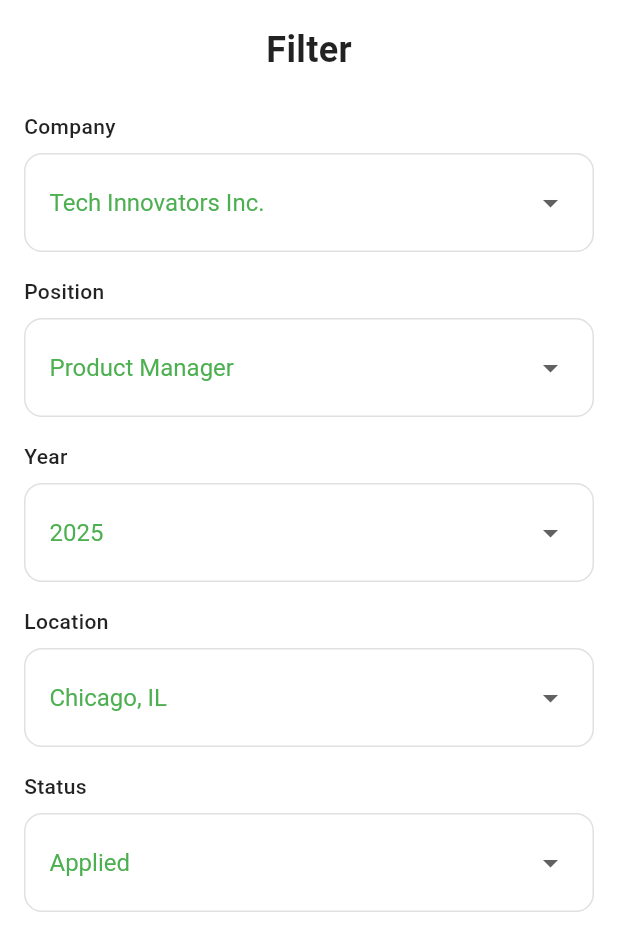
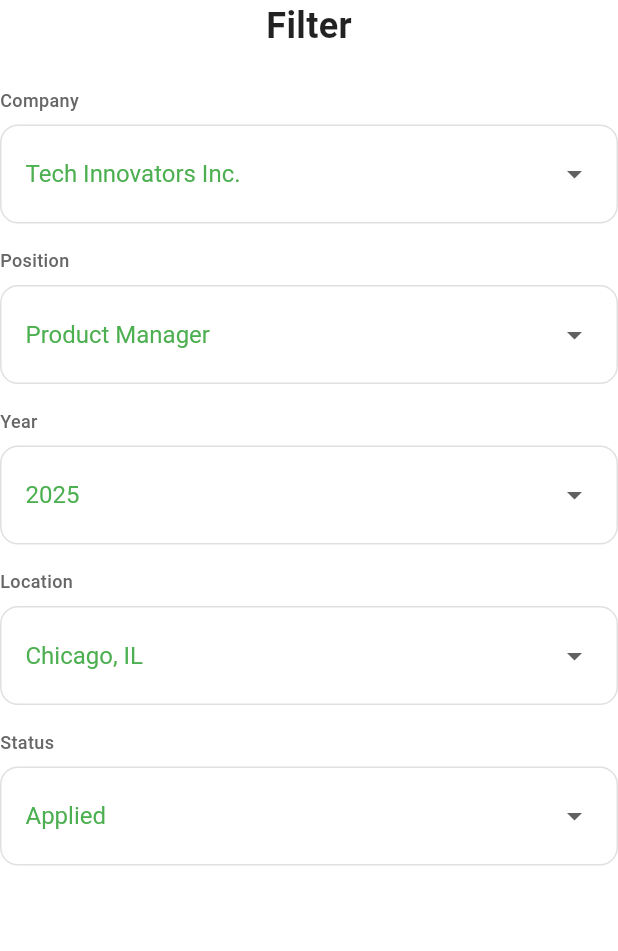
Before and after one commit to devsazidul/inprep.ai, a Flutter app: the FilterScreen widget shown alone on an empty page, opened directly, on a phone screen of 412 x 824 dp. Shown: the top 951 px of the screen. Run offline on Flutter 3.47's test engine with Material 3 defaults, Android fonts, the phone set to English and light mode, and no system bars; our stand-ins replace camera, device_info_plus, flutter_otp_text_field, flutter_screenutil, get, google_fonts and 5 more; missing offline and left inert: country_pickers, flutter_stripe; accounts and stored records are empty.

Commit message:
Refactor job and filter screens: - Removed old filtered_screen.dart and interview_screen.dart files. - Consolidated filter functionality into new filter_screen.dart and new_filter_screen.dart. - Created job_details_controller.dart and job_controller.dart for better state management. - Updated home_screen.dart to navigate to MyJobsScreen instead of ViewJobScreen. - Implemented MyJobsScreen with search and filter capabilities. - Enhanced UI components for better user experience.

```diff
--- /dev/null
+++ b/lib/core/controllers/filter_controller.dart
@@ -0,0 +1,15 @@
+import 'package:get/get.dart';
+
+class FilterController extends GetxController {
+  final companies = ['Tech Innovators Inc.', 'Dev Solutions', 'Creative Coders'].obs;
+  final positions = ['Product Manager', 'Software Engineer', 'UI/UX Designer'].obs;
+  final years = ['2023', '2024', '2025'].obs;
+  final locations = ['New York, NY', 'Chicago, IL', 'San Francisco, CA'].obs;
+  final statuses = ['Applied', 'Interviewing', 'Hired'].obs;
+
+  var selectedCompany = 'Tech Innovators Inc.'.obs;
+  var selectedPosition = 'Product Manager'.obs;
+  var selectedYear = '2025'.obs;
+  var selectedLocation = 'Chicago, IL'.obs;
+  var selectedStatus = 'Applied'.obs;
+}
--- a/lib/features/filtered_screen.dart
+++ /dev/null
@@ -1,106 +0,0 @@
-import 'package:flutter/material.dart';
-import 'package:get/get.dart';
-
-void main() {
-  runApp(const MyApp());
-}
-
-class MyApp extends StatelessWidget {
-  const MyApp({super.key});
-
-  @override
-  Widget build(BuildContext context) {
-    return GetMaterialApp(
-      title: 'Filter UI',
-      home: FilterScreen(),
-    );
-  }
-}
-
-class FilterController extends GetxController {
-  final companies = ['Tech Innovators Inc.', 'Dev Solutions', 'Creative Coders'].obs;
-  final positions = ['Product Manager', 'Software Engineer', 'UI/UX Designer'].obs;
-  final years = ['2023', '2024', '2025'].obs;
-  final locations = ['New York, NY', 'Chicago, IL', 'San Francisco, CA'].obs;
-  final statuses = ['Applied', 'Interviewing', 'Hired'].obs;
-
-  var selectedCompany = 'Tech Innovators Inc.'.obs;
-  var selectedPosition = 'Product Manager'.obs;
-  var selectedYear = '2025'.obs;
-  var selectedLocation = 'Chicago, IL'.obs;
-  var selectedStatus = 'Applied'.obs;
-}
-
-class FilterScreen extends StatelessWidget {
-  final controller = Get.put(FilterController());
-
-  FilterScreen({super.key});
-
-  @override
-  Widget build(BuildContext context) {
-    return Scaffold(
-      backgroundColor: Colors.white,
-      body: SafeArea(
-        child: Padding(
-          padding: const EdgeInsets.all(16.0),
-          child: Column(
-            crossAxisAlignment: CrossAxisAlignment.start,
-            children: [
-              const Center(
-                child: Text(
-                  'Filter',
-                  style: TextStyle(fontSize: 24, fontWeight: FontWeight.bold),
-                ),
-              ),
-              const SizedBox(height: 24),
-              buildDropdown('Company', controller.companies, controller.selectedCompany),
-              buildDropdown('Position', controller.positions, controller.selectedPosition),
-              buildDropdown('Year', controller.years, controller.selectedYear),
-              buildDropdown('Location', controller.locations, controller.selectedLocation),
-              buildDropdown('Status', controller.statuses, controller.selectedStatus),
-            ],
-          ),
-        ),
-      ),
-    );
-  }
-
-  Widget buildDropdown(String label, List<String> items, RxString selectedValue) {
-    return Padding(
-      padding: const EdgeInsets.only(bottom: 16.0),
-      child: Column(
-        crossAxisAlignment: CrossAxisAlignment.start,
-        children: [
-          Text(
-            label,
-            style: const TextStyle(fontSize: 14, fontWeight: FontWeight.w500),
-          ),
-          const SizedBox(height: 8),
-          Obx(() => Container(
-                padding: const EdgeInsets.symmetric(horizontal: 16, vertical: 8),
-                decoration: BoxDecoration(
-                  border: Border.all(color: Colors.grey.shade300),
-                  borderRadius: BorderRadius.circular(12),
-                ),
-                child: DropdownButton<String>(
-                  value: selectedValue.value,
-                  isExpanded: true,
-                  underline: const SizedBox(),
-                  icon: const Icon(Icons.arrow_drop_down),
-                  style: const TextStyle(color: Colors.green, fontSize: 16),
-                  items: items
-                      .map((item) => DropdownMenuItem(
-                            value: item,
-                            child: Text(item),
-                          ))
-                      .toList(),
-                  onChanged: (value) {
-                    if (value != null) selectedValue.value = value;
-                  },
-                ),
-              )),
-        ],
-      ),
-    );
-  }
-}
--- a/lib/features/home_screen/screen/home_screen.dart
+++ b/lib/features/home_screen/screen/home_screen.dart
@@ -7,6 +7,7 @@ import 'package:inprep_ai/core/utils/constants/colors.dart';
 import 'package:inprep_ai/core/utils/constants/icon_path.dart';
 
 import 'package:inprep_ai/core/utils/constants/image_path.dart';
+import 'package:inprep_ai/features/job_screens/myjob.dart' show MyJobsScreen;
 import 'package:inprep_ai/features/progress_screen/widgets/line_chart.dart';
 import 'package:inprep_ai/features/view_jobs/screen/view_job_screen.dart';
 
@@ -123,15 +124,14 @@ class HomeScreen extends StatelessWidget {
                 ),
                 SizedBox(height: 15),
                 CustomButton1(
-
                   title: "View Jobs",
                   onPress: () {
-                    Get.to(ViewJobScreen());
+                    Get.to(MyJobsScreen());
                   },
                   backgroundColor: Colors.transparent,
                   borderColor: Color(0xff37B874),
                   textcolor: Color(0xff37b874),
-                  ),
+                ),
                 SizedBox(height: 40),
                 Align(
                   alignment: Alignment.centerLeft,
--- /dev/null
+++ b/lib/features/job_screens/new_filter_screen.dart
@@ -0,0 +1,94 @@
+import 'package:flutter/material.dart';
+import 'package:get/get.dart';
+import 'package:inprep_ai/core/controllers/filter_controller.dart';
+
+class FilterScreen extends StatelessWidget {
+  final controller = Get.put(FilterController());
+
+  FilterScreen({super.key});
+
+  @override
+  Widget build(BuildContext context) {
+    return Column(
+      // Only the column part
+      crossAxisAlignment: CrossAxisAlignment.start,
+      mainAxisSize: MainAxisSize.min, // Important for dialogs
+      children: [
+        const Center(
+          child: Text(
+            'Filter',
+            style: TextStyle(fontSize: 24, fontWeight: FontWeight.bold),
+          ),
+        ),
+        const SizedBox(height: 24),
+        buildDropdown(
+          'Company',
+          controller.companies,
+          controller.selectedCompany,
+        ),
+        buildDropdown(
+          'Position',
+          controller.positions,
+          controller.selectedPosition,
+        ),
+        buildDropdown('Year', controller.years, controller.selectedYear),
+        buildDropdown(
+          'Location',
+          controller.locations,
+          controller.selectedLocation,
+        ),
+        buildDropdown('Status', controller.statuses, controller.selectedStatus),
+      ],
+    );
+  }
+
+  Widget buildDropdown(
+    String label,
+    List<String> items,
+    RxString selectedValue,
+  ) {
+    return Padding(
+      padding: const EdgeInsets.only(bottom: 16.0),
+      child: Column(
+        crossAxisAlignment: CrossAxisAlignment.start,
+        children: [
+          Text(
+            label,
+            style: const TextStyle(
+              color: Color(0xFF676768),
+              fontSize: 12,
+              fontWeight: FontWeight.w500,
+            ),
+          ),
+          const SizedBox(height: 8),
+          Obx(
+            () => Container(
+              padding: const EdgeInsets.symmetric(horizontal: 16, vertical: 8),
+              decoration: BoxDecoration(
+                border: Border.all(color: Colors.grey.shade300),
+                borderRadius: BorderRadius.circular(12),
+              ),
+              child: DropdownButton<String>(
+                value: selectedValue.value,
+                isExpanded: true,
+                underline: const SizedBox(),
+                icon: const Icon(Icons.arrow_drop_down),
+                style: const TextStyle(color: Colors.green, fontSize: 16),
+                items:
+                    items
+                        .map(
+                          (item) =>
+                              DropdownMenuItem(value: item, child: Text(item)),
+                        )
+                        .toList(),
+                onChanged: (value) {
+                  if (value != null) selectedValue.value = value;
+                },
+              ),
+            ),
+          ),
+        ],
+      ),
+    );
+  }
+}
```
Also changed, not shown: lib/core/controllers/job_controller.dart (+37 -0 lines), lib/core/controllers/job_details_controller.dart (added, +7 -0 lines), lib/core/models/job_model.dart (+1 -7 lines), lib/features/job_screens/filter_screen.dart (added, +176 -0 lines), lib/features/job_screens/job_details.dart (renamed from lib/features/interview_screen.dart, +44 -69 lines), lib/features/job_screens/myjob.dart (renamed from lib/features/dummy.dart, +65 -100 lines), lib/features/job_screens/new.dart (renamed from lib/features/job_screen.dart).
